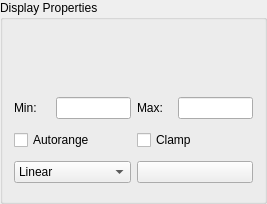
Old version of the form ui/displayBox.ui in the repository FXIhub/owl.
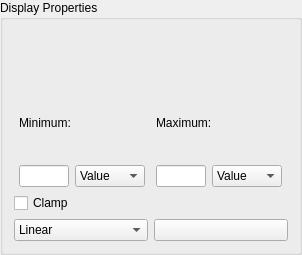
New version of the form. Custom widgets are drawn as their Qt base class.

Commit message: Scaling with percent range and percent histogram implemented.

Patch:
```diff
--- a/ui/displayBox.ui
+++ b/ui/displayBox.ui
@@ -6,8 +6,8 @@
    <rect>
     <x>0</x>
     <y>0</y>
-    <width>267</width>
-    <height>204</height>
+    <width>302</width>
+    <height>255</height>
    </rect>
   </property>
   <property name="sizePolicy">
@@ -48,62 +48,133 @@
    <item>
     <layout class="QHBoxLayout" name="horizontalLayout">
      <item>
-      <widget class="QLabel" name="label">
-       <property name="text">
-        <string>Min:</string>
-       </property>
-      </widget>
+      <layout class="QVBoxLayout" name="verticalLayout_2">
+       <item>
+        <widget class="QLabel" name="label_2">
+         <property name="text">
+          <string>Minimum:</string>
+         </property>
+        </widget>
+       </item>
+       <item>
+        <layout class="QHBoxLayout" name="horizontalLayout_8">
+         <item>
+          <widget class="QLineEdit" name="displayMin">
+           <property name="sizePolicy">
+            <sizepolicy hsizetype="Preferred" vsizetype="Fixed">
+             <horstretch>0</horstretch>
+             <verstretch>0</verstretch>
+            </sizepolicy>
+           </property>
+           <property name="maximumSize">
+            <size>
+             <width>50</width>
+             <height>16777215</height>
+            </size>
+           </property>
+          </widget>
+         </item>
+         <item>
+          <widget class="QComboBox" name="displayMinUnit">
+           <property name="minimumSize">
+            <size>
+             <width>0</width>
+             <height>0</height>
+            </size>
+           </property>
+           <property name="maximumSize">
+            <size>
+             <width>70</width>
+             <height>16777215</height>
+            </size>
+           </property>
+           <item>
+            <property name="text">
+             <string>Value</string>
+            </property>
+           </item>
+           <item>
+            <property name="text">
+             <string>% Range</string>
+            </property>
+           </item>
+           <item>
+            <property name="text">
+             <string>% Histogram</string>
+            </property>
+           </item>
+          </widget>
+         </item>
+        </layout>
+       </item>
+      </layout>
      </item>
      <item>
-      <widget class="QLineEdit" name="displayMin">
-       <property name="sizePolicy">
-        <sizepolicy hsizetype="Preferred" vsizetype="Fixed">
-         <horstretch>0</horstretch>
-         <verstretch>0</verstretch>
-        </sizepolicy>
-       </property>
-       <property name="maximumSize">
-        <size>
-         <width>75</width>
-         <height>16777215</height>
-        </size>
-       </property>
-      </widget>
-     </item>
-     <item>
-      <widget class="QLabel" name="label_2">
-       <property name="text">
-        <string>Max:</string>
-       </property>
-      </widget>
-     </item>
-     <item>
-      <widget class="QLineEdit" name="displayMax">
-       <property name="sizePolicy">
-        <sizepolicy hsizetype="Maximum" vsizetype="Fixed">
-         <horstretch>0</horstretch>
-         <verstretch>0</verstretch>
-        </sizepolicy>
-       </property>
-       <property name="maximumSize">
-        <size>
-         <width>75</width>
-         <height>16777215</height>
-        </size>
-       </property>
-      </widget>
+      <layout class="QVBoxLayout" name="verticalLayout_3">
+       <item>
+        <widget class="QLabel" name="label">
+         <property name="text">
+          <string>Maximum:</string>
+         </property>
+        </widget>
+       </item>
+       <item>
+        <layout class="QHBoxLayout" name="horizontalLayout_5">
+         <item>
+          <widget class="QLineEdit" name="displayMax">
+           <property name="sizePolicy">
+            <sizepolicy hsizetype="Preferred" vsizetype="Fixed">
+             <horstretch>0</horstretch>
+             <verstretch>0</verstretch>
+            </sizepolicy>
+           </property>
+           <property name="maximumSize">
+            <size>
+             <width>50</width>
+             <height>16777215</height>
+            </size>
+           </property>
+          </widget>
+         </item>
+         <item>
+          <widget class="QComboBox" name="displayMaxUnit">
+           <property name="minimumSize">
+            <size>
+             <width>0</width>
+             <height>0</height>
+            </size>
+           </property>
+           <property name="maximumSize">
+            <size>
+             <width>70</width>
+             <height>16777215</height>
+            </size>
+           </property>
+           <item>
+            <property name="text">
+             <string>Value</string>
+            </property>
+           </item>
+           <item>
+            <property name="text">
+             <string>% Range</string>
+            </property>
+           </item>
+           <item>
+            <property name="text">
+             <string>% Histogram</string>
+            </property>
+           </item>
+          </widget>
+         </item>
+        </layout>
+       </item>
+      </layout>
      </item>
     </layout>
    </item>
    <item>
     <layout class="QHBoxLayout" name="horizontalLayout_2">
-     <item>
-      <widget class="QCheckBox" name="displayAutorange">
-       <property name="text">
-        <string>Autorange</string>
-       </property>
-      </widget>
-     </item>
      <item>
       <widget class="QCheckBox" name="displayClamp">
        <property name="text">
```
The commit also changes 2 other files.
